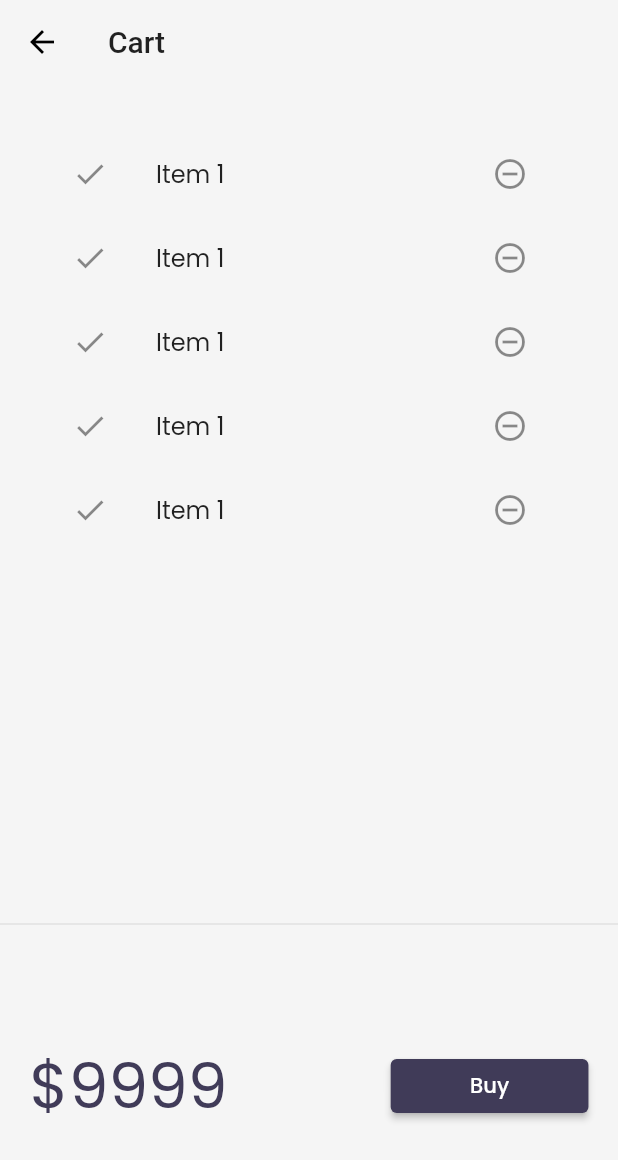
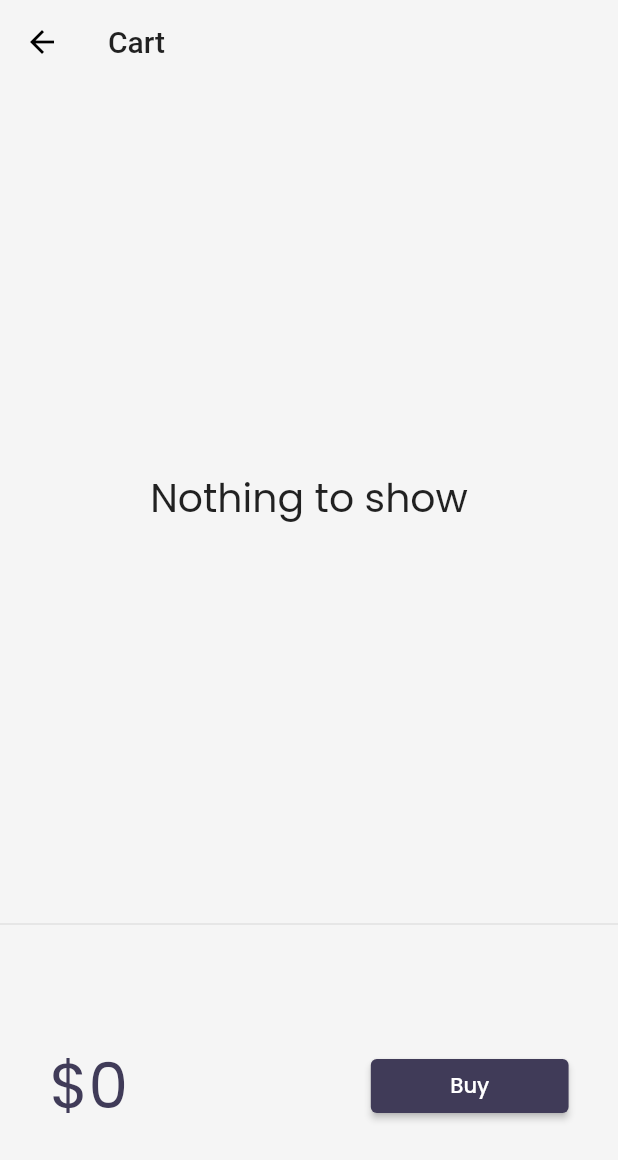
Before and after one commit to tushark01/flutter_dev, a Flutter app: the screen it shows after launch, after a tap on an icon or button, on a phone screen of 412 x 824 dp. Shown: the top 1160 px of the screen. Run offline on Flutter 3.47's test engine with Material 2 defaults, Android fonts, the phone set to English and light mode, and no system bars; drawn by our look-alikes of velocity_x; our stand-ins replace google_fonts; network calls fail.

Commit message:
Day-25 Completed

```diff
--- a/lib/Pages/cart_page.dart
+++ b/lib/Pages/cart_page.dart
@@ -1,4 +1,5 @@
 import 'package:flutter/material.dart';
+import 'package:flutter_application_1/models/cart.dart';
 import 'package:flutter_application_1/widgets/themes.dart';
 import 'package:velocity_x/velocity_x.dart';
 
@@ -25,12 +26,17 @@ class CartPage extends StatelessWidget {
 class _CartTotal extends StatelessWidget {
   @override
   Widget build(BuildContext context) {
+    final _cart = CartModel();
     return SizedBox(
       height: 200,
       child: Row(
         mainAxisAlignment: MainAxisAlignment.spaceAround,
         children: [
-          "\$9999".text.xl5.color(context.theme.accentColor).make(),
+          "\$${_cart.totalPrice}"
+              .text
+              .xl5
+              .color(context.theme.accentColor)
+              .make(),
           30.widthBox,
           ElevatedButton(
             onPressed: () {
@@ -49,23 +55,24 @@ class _CartTotal extends StatelessWidget {
   }
 }
 
-class _CartList extends StatefulWidget {
-  @override
-  __CartListState createState() => __CartListState();
-}
-
-class __CartListState extends State<_CartList> {
+class _CartList extends StatelessWidget {
+  final _cart = CartModel();
   @override
   Widget build(BuildContext context) {
-    return ListView.builder(
-      itemCount: 5,
+    return _cart.items.isEmpty
+        ? "Nothing to show".text.xl3.makeCentered()
+        : ListView.builder(
+            itemCount: _cart.items.length,
             itemBuilder: (context, index) => ListTile(
               leading: Icon(Icons.done),
               trailing: IconButton(
                 icon: Icon(Icons.remove_circle_outline),
-          onPressed: () {},
+                onPressed: () {
+                  _cart.remove(_cart.items[index]);
+                  //setState(() {});
+                },
               ),
-        title: "Item 1".text.make(),
+              title: _cart.items[index].name.text.make(),
             ),
           );
   }
--- a/lib/Pages/main.dart
+++ b/lib/Pages/main.dart
@@ -2,12 +2,14 @@ import 'package:flutter/material.dart';
 import 'package:flutter_application_1/Pages/cart_page.dart';
 import 'package:flutter_application_1/Pages/home_page.dart';
 import 'package:flutter_application_1/Pages/login_page.dart';
+import 'package:flutter_application_1/core/store.dart';
 import 'package:flutter_application_1/utils/routes.dart';
 import 'package:flutter_application_1/widgets/themes.dart';
 import 'package:google_fonts/google_fonts.dart';
+import 'package:velocity_x/velocity_x.dart';
 
 void main() {
-  runApp(MyApp());
+  runApp(VxState(store: MyStore(), child: MyApp()));
 }
 
 class MyApp extends StatelessWidget {
--- /dev/null
+++ b/lib/core/store.dart
@@ -0,0 +1,14 @@
+import 'package:flutter_application_1/models/cart.dart';
+import 'package:flutter_application_1/models/catalog.dart';
+import 'package:velocity_x/velocity_x.dart';
+
+class MyStore extends VxStore {
+  CatalogModel catalog;
+  CartModel cart;
+
+  MyStore() {
+    catalog = CatalogModel();
+    cart = CartModel();
+    cart.catalog = catalog;
+  }
+}
--- a/lib/models/catalog.dart
+++ b/lib/models/catalog.dart
@@ -1,3 +1,5 @@
+import 'dart:convert';
+
 class CatalogModel {
   static List<Item> items = [
     Item(
```
Also changed, not shown: lib/Pages/home_widgets/add_to_cart.dart (+5 -10 lines). Lines whose indentation alone changed are shown as unchanged.
